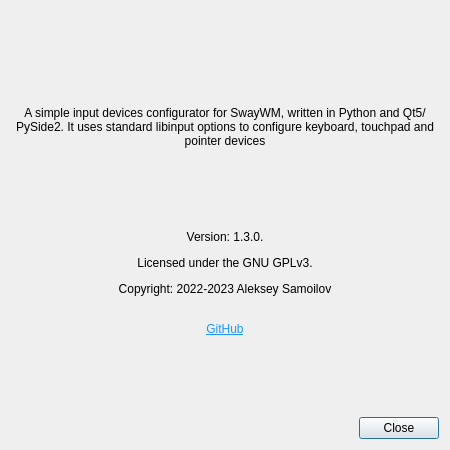
The window that sway_input_config/ui/about.ui (Sunderland93/sway-input-config) describes before a commit, drawn with Qt 5.
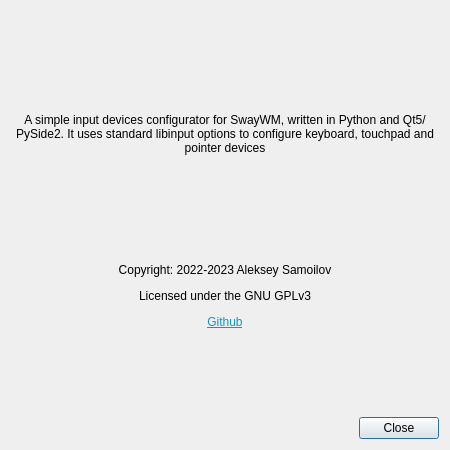
The same window after the commit.

Commit message: Change version label in About dialog

The edit to the form file:
```diff
--- a/sway_input_config/ui/about.ui
+++ b/sway_input_config/ui/about.ui
@@ -99,9 +99,9 @@
       </spacer>
      </item>
      <item>
-      <widget class="QLabel" name="label">
+      <widget class="QLabel" name="version">
        <property name="text">
-        <string>&lt;html&gt;&lt;head/&gt;&lt;body&gt;&lt;p align=&quot;center&quot;&gt;Version: 1.3.0.&lt;/p&gt;&lt;p align=&quot;center&quot;&gt;Licensed under the GNU GPLv3.&lt;/p&gt;&lt;p align=&quot;center&quot;&gt;Copyright: 2022-2023 Aleksey Samoilov&lt;br/&gt;&lt;/p&gt;&lt;p align=&quot;center&quot;&gt;&lt;a href=&quot;https://github.com/Sunderland93/sway-input-config&quot;&gt;&lt;span style=&quot; text-decoration: underline; color:#1d99f3;&quot;&gt;GitHub&lt;/span&gt;&lt;/a&gt;&lt;/p&gt;&lt;/body&gt;&lt;/html&gt;</string>
+        <string notr="true"/>
        </property>
        <property name="textFormat">
         <enum>Qt::AutoText</enum>
@@ -114,6 +114,13 @@
        </property>
       </widget>
      </item>
+     <item>
+      <widget class="QLabel" name="label">
+       <property name="text">
+        <string notr="true">&lt;html&gt;&lt;head/&gt;&lt;body&gt;&lt;p align=&quot;center&quot;&gt;Copyright: 2022-2023 Aleksey Samoilov&lt;/p&gt;&lt;p align=&quot;center&quot;&gt;Licensed under the GNU GPLv3&lt;/p&gt;&lt;p align=&quot;center&quot;&gt;&lt;a href=&quot;https://github.com/Sunderland93/sway-input-config&quot;&gt;&lt;span style=&quot; text-decoration: underline; color:#1397c3;&quot;&gt;Github&lt;/span&gt;&lt;/a&gt;&lt;/p&gt;&lt;/body&gt;&lt;/html&gt;</string>
+       </property>
+      </widget>
+     </item>
      <item>
       <spacer name="verticalSpacer">
        <property name="orientation">
```
The commit also changes 4 other files.
